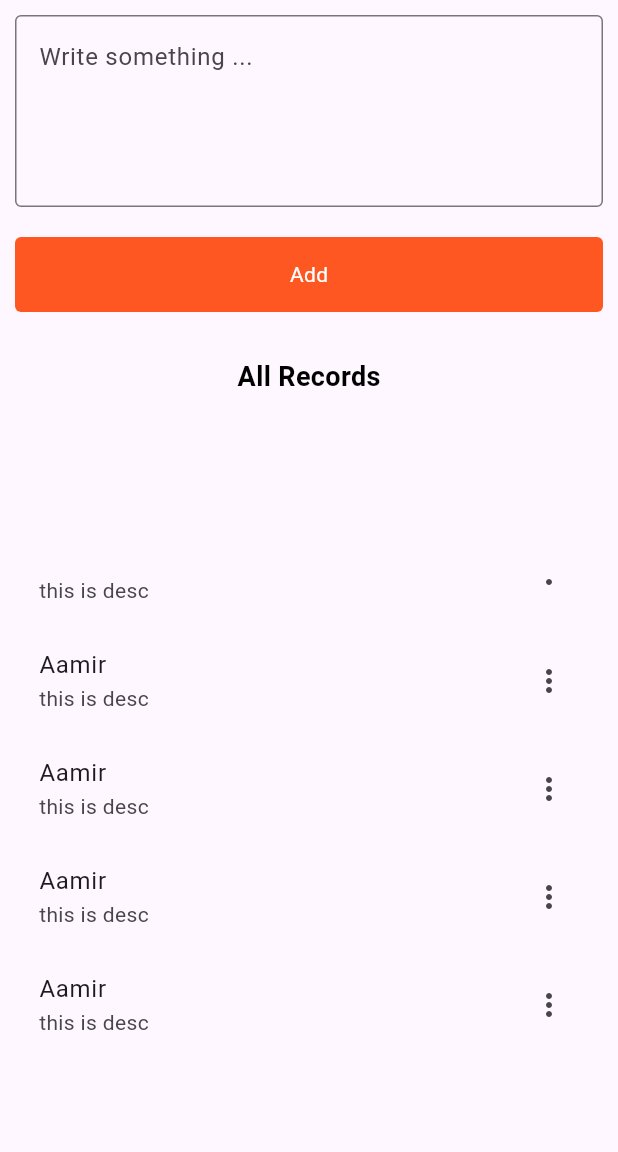
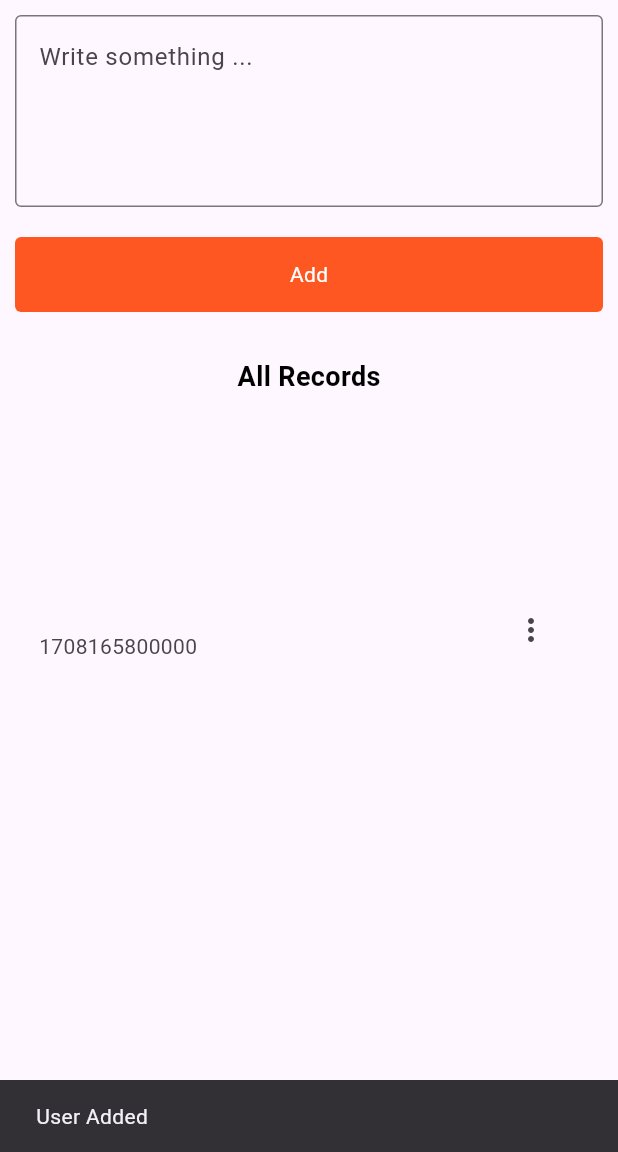
Before and after one commit to aamirali65/Flutter-Firestore-CRUD, a Flutter app: the screen it shows after launch, scrolled down 38 dp, after a tap on "Add", on a phone screen of 412 x 824 dp, the part 84-1236 px from its top. Run offline on Flutter 3.47's test engine with Material 3 defaults, Android fonts, the phone set to English and light mode, and no system bars; our stand-ins replace awesome_dialog, cloud_firestore, firebase_core; accounts and stored records are empty.

```diff
--- a/lib/main.dart
+++ b/lib/main.dart
@@ -1,8 +1,13 @@
 import 'package:firestore/ui/home.dart';
 import 'package:firestore/ui/splash.dart';
 import 'package:flutter/material.dart';
+import 'package:firebase_core/firebase_core.dart';
+import 'firebase_options.dart';
 
-void main() {
+void main() async{
+  await Firebase.initializeApp(
+    options: DefaultFirebaseOptions.currentPlatform,
+  );
   runApp(const MyApp());
 }
 
--- a/lib/ui/home.dart
+++ b/lib/ui/home.dart
@@ -1,3 +1,6 @@
+import 'package:awesome_dialog/awesome_dialog.dart';
+import 'package:cloud_firestore/cloud_firestore.dart';
+import 'package:firestore/ui/update_firestore.dart';
 import 'package:firestore/widget/customButton.dart';
 import 'package:flutter/material.dart';
 
@@ -9,6 +12,9 @@ class HomeScreen extends StatefulWidget {
 }
 
 class _HomeScreenState extends State<HomeScreen> {
+  final postController = TextEditingController();
+  bool loading = false;
+  final Firestore = FirebaseFirestore.instance.collection('user');
   @override
   Widget build(BuildContext context) {
     return Scaffold(
@@ -23,13 +29,13 @@ class _HomeScreenState extends State<HomeScreen> {
       body: Padding(
         padding: const EdgeInsets.all(10),
         child: Column(
-          mainAxisAlignment: MainAxisAlignment.center,
           children: [
             Expanded(
                 child: Column(
               children: [
                 TextFormField(
                   maxLines: 4,
+                  controller: postController,
                   decoration: const InputDecoration(
                       border: OutlineInputBorder(),
                       hintText: 'Write something ...'),
@@ -37,7 +43,27 @@ class _HomeScreenState extends State<HomeScreen> {
                 const SizedBox(
                   height: 20,
                 ),
-                CustomButton(title: 'Add', onTap: () {}),
+                CustomButton(loading: loading,title: 'Add', onTap: () {
+                  setState(() {
+                    loading = true;
+                  });
+                  final id = DateTime.now().millisecondsSinceEpoch.toString();
+                  Firestore.doc(id).set({
+                    'name':postController.text.toString(),
+                    'id':id
+                  }).then((value) {
+                    setState(() {
+                      loading = false;
+                    });
+                    ScaffoldMessenger.of(context).showSnackBar(const SnackBar(content: Text('User Added')));
+                    postController.clear();
+                  }).onError((error, stackTrace) {
+                    setState(() {
+                      loading = false;
+                    });
+                    ScaffoldMessenger.of(context).showSnackBar(SnackBar(content: Text(error.toString())));
+                  });
+                }),
                 const SizedBox(
                   height: 30,
                 ),
@@ -52,23 +78,81 @@ class _HomeScreenState extends State<HomeScreen> {
               ],
             )),
             Expanded(
-                child: ListView(
+              child: StreamBuilder(stream: Firestore.snapshots(), builder: (context, snapshot) {
+                if(ConnectionState.waiting == snapshot.connectionState){
+                  return const Center(child: CircularProgressIndicator());
+                }
+                if(snapshot.hasError){
+                  return const Center(child: Text('somethings is wrong'));
+                }
+                if(snapshot.hasData){
+                  var user_data = snapshot.data!.docs.length;
+                  return ListView(
                     children: [
                       SizedBox(
                         height: MediaQuery.of(context).size.height*0.5,
-                  child: ListView.builder(
-                    itemCount: 5,
+                        child: user_data > 0 ? ListView.builder(
+                          itemCount: user_data,
                           itemBuilder: (context, index) {
-                      return const ListTile(
-                        title: Text('Aamir'),
-                        subtitle: Text('this is desc'),
-                        trailing: Icon(Icons.more_vert),
+                            var user_name = snapshot.data!.docs[index]['name'];
+                            var user_id = snapshot.data!.docs[index].id;
+                            return ListTile(
+                              title: Text(user_name),
+                              subtitle: Text(user_id),
+                              trailing: PopupMenuButton(
+                                icon: const Icon(Icons.more_vert),
+                                itemBuilder: (BuildContext context) =>[
+                                  PopupMenuItem(
+                                    child: ListTile(
+                                      leading: const Icon(Icons.edit),
+                                      title: const Text('Edit'),
+                                      onTap: () {
+                                        Navigator.push(context, MaterialPageRoute(builder: (context) => UpdateUser(
+                                          id: user_id,
+                                          name: user_name,
+                                        ),)).then((_) {
+                                          Navigator.pop(context); // Hides the popup when returning from UpdateUser screen
+                                        });
+                                      },
+                                    ),
+                                  ),
+                                  PopupMenuItem(
+                                    child: ListTile(
+                                      leading: const Icon(Icons.delete),
+                                      title: const Text('Delete'),
+                                      onTap: () {
+                                        AwesomeDialog(
+                                          context: context,
+                                          dialogType: DialogType.warning,
+                                          animType: AnimType.rightSlide,
+                                          title: 'Delete',
+                                          desc: 'Are you sure',
+                                          btnCancelOnPress: () {},
+                                          btnOkOnPress: () {
+                                            Firestore.doc(snapshot.data!.docs[index]['id'].toString()).delete();
+                                            Navigator.pop(context);
+                                          },
+                                        ).show();
+                                      },
+                                    ),
+                                  ),
+                                  // Add more PopupMenuItems as needed
+                                ],
+                              ),
                             );
                           },
+                        ) : const Column(
+                          children: [
+                            Text('No Data Found'),
+                          ],
                         ),
                       )
                     ],
-            ))
+                  );
+                }
+                return Container();
+              },),
+            )
           ],
         ),
       ),
--- a/pubspec.yaml
+++ b/pubspec.yaml
@@ -38,9 +38,11 @@ dependencies:
   firebase_core:
   firebase_auth:
   firebase_storage:
-  cloud_firestore:
+  cloud_firestore: ^4.15.4
   fluttertoast:
   firebase_database: ^10.4.5
+  awesome_dialog: ^3.2.0
+  lottie: ^3.0.0
 
 dev_dependencies:
   flutter_test:
```
Also changed, not shown: lib/ui/update_firestore.dart (added, +84 -0 lines), lib/firebase_options.dart (added), pubspec.lock, 8 other files. Lines whose indentation alone changed are shown as unchanged.
